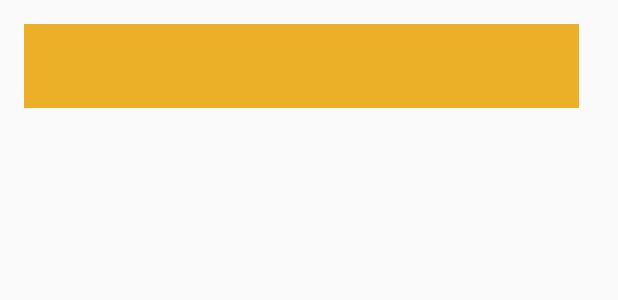
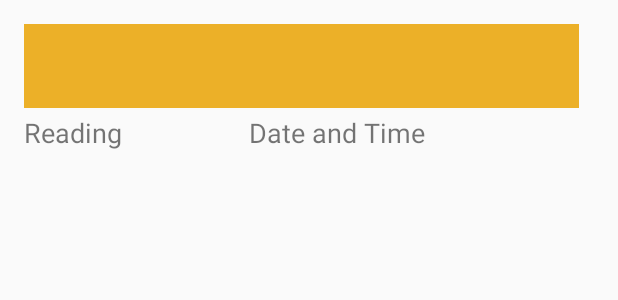
Before and after one commit to anamikagit/IGL4, an Android app: the layout activity_meter_reading.xml on its own in the app's theme, with its tools: preview values and no code run, on a phone screen of 412 x 824 dp. Shown: the top 300 px of the screen. Run offline under Robolectric (Android 15) with nearby library versions, the phone set to English and light mode, and no system bars.

Commit message:
deleting conflicts

```diff
--- a/app/src/main/java/com/example/anamika/igl4/activity/Menu.java
+++ b/app/src/main/java/com/example/anamika/igl4/activity/Menu.java
@@ -30,7 +30,7 @@ import retrofit2.Callback;
 import retrofit2.Response;
 
 public class Menu extends AppCompatActivity implements AdapterView.OnItemSelectedListener{
-//@BindView(R.id.meter_reading_spinner)Spinner spinner;
+
     Spinner spinner;
     TextView textView;
     Button button;
--- a/app/src/main/java/com/example/anamika/igl4/rest/ApiClient.java
+++ b/app/src/main/java/com/example/anamika/igl4/rest/ApiClient.java
@@ -5,7 +5,7 @@ import okhttp3.logging.HttpLoggingInterceptor;
 import retrofit2.Retrofit;
 import retrofit2.converter.gson.GsonConverterFactory;
 
-public class ApiClient {
+public class   ApiClient {
     public static Retrofit getClient(){
 
         HttpLoggingInterceptor loggingInterceptor = new HttpLoggingInterceptor();
--- a/app/src/main/res/layout/activity_main.xml
+++ b/app/src/main/res/layout/activity_main.xml
@@ -46,6 +46,4 @@
         android:layout_centerHorizontal="true"
         android:layout_marginTop="30dp" />
 
-
-
 </RelativeLayout>
--- a/app/src/main/res/layout/activity_meter_reading.xml
+++ b/app/src/main/res/layout/activity_meter_reading.xml
@@ -12,9 +12,27 @@
 
     <include android:id="@+id/myToolbar" layout="@layout/toolbar"/>
 
+    <TextView
+        android:layout_width="150dp"
+        android:layout_height="match_parent"
+        android:id="@+id/reading_label"
+        android:layout_marginTop="60dp"
+        android:textSize="18dp"
+        android:text="Reading"/>
+
+    <TextView
+        android:layout_width="120dp"
+        android:layout_height="match_parent"
+        android:id="@+id/date_label"
+        android:textSize="18dp"
+        android:layout_marginTop="60dp"
+        android:layout_toRightOf="@+id/reading_label"
+        android:text="Date and Time"/>
+
     <android.support.v7.widget.RecyclerView
         android:id="@+id/recycler_view"
         android:scrollbars="vertical"
+        android:layout_marginTop="80dp"
         android:layout_width="match_parent"
         android:layout_height="wrap_content"/>
 
--- a/app/src/main/res/layout/meter_reading_row.xml
+++ b/app/src/main/res/layout/meter_reading_row.xml
@@ -3,11 +3,11 @@
     android:orientation="vertical" android:layout_width="match_parent"
     android:layout_height="match_parent"
     android:id="@+id/reading_layout">
-    <include android:id="@+id/myToolbar" layout="@layout/toolbar"/>
+
 
     <TextView
         android:id="@+id/tv_reading"
-        android:layout_width="100dp"
+        android:layout_width="150dp"
         android:layout_height="50dp"
         android:hint="hii"
         android:layout_marginLeft="16dp"
@@ -15,8 +15,7 @@
         android:layout_marginTop="80dp"
         android:layout_alignParentTop="true"
         android:layout_alignParentLeft="true"
-        android:layout_alignParentStart="true" />
-
+ />
     <TextView
         android:id="@+id/tv_reading_date"
         android:layout_width="150dp"
```
